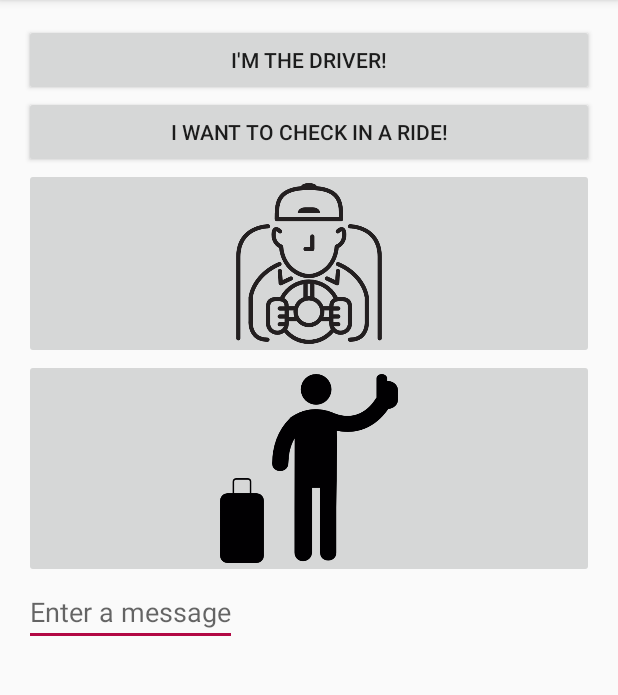
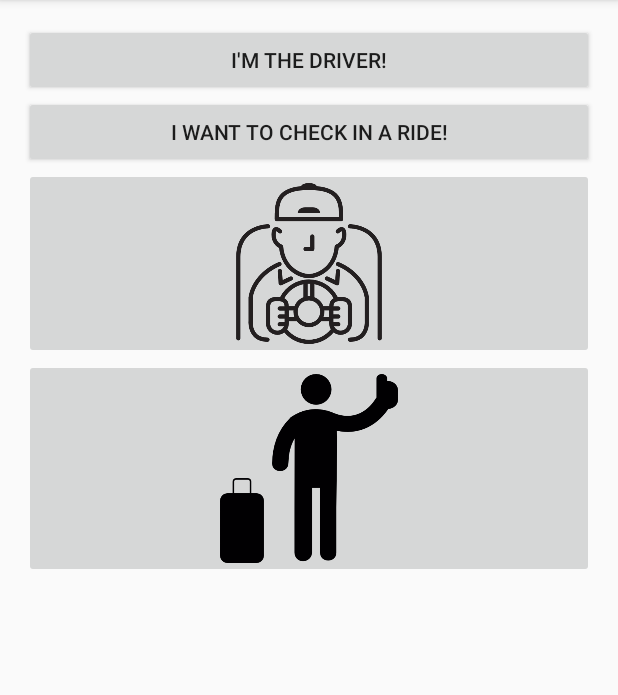
Before and after one commit to Koerner/Share2Park, an Android app: the screen it shows after launch (MainActivity), on a phone screen of 412 x 824 dp, the part 84-779 px from its top. Run offline under Robolectric (Android 15) with nearby library versions, the phone set to English and light mode, and no system bars.

```diff
--- a/ParkGreen/app/src/main/java/mhacks8/parkgreen/MainActivity.java
+++ b/ParkGreen/app/src/main/java/mhacks8/parkgreen/MainActivity.java
@@ -11,7 +11,6 @@ import static android.provider.AlarmClock.EXTRA_MESSAGE;
 
 
 public class MainActivity extends AppCompatActivity {
-
     public final static String EXTRA_MESSAGE = "com.example.myfirstapp.MESSAGE";
 
     @Override
@@ -22,8 +21,8 @@ public class MainActivity extends AppCompatActivity {
 
     public void sendMessage(View view) {
         Intent intent = new Intent(this, DisplayMessageActivity.class);
-        EditText editText = (EditText) findViewById(R.id.edit_message);
-        String message = editText.getText().toString();
+        // EditText editText = (EditText) findViewById(R.id.edit_message);
+        String message = "TEST123";//editText.getText().toString();
         intent.putExtra(EXTRA_MESSAGE, message);
         startActivity(intent);
     }
--- a/ParkGreen/app/src/main/res/layout/activity_main.xml
+++ b/ParkGreen/app/src/main/res/layout/activity_main.xml
@@ -46,11 +46,6 @@
             android:id="@+id/imageButton3"
             android:scaleType="fitCenter" />
 
-        <EditText android:id="@+id/edit_message"
-            android:layout_width="wrap_content"
-            android:layout_height="wrap_content"
-            android:hint="@string/edit_message" />
-
 
     </LinearLayout>
 </RelativeLayout>
```
